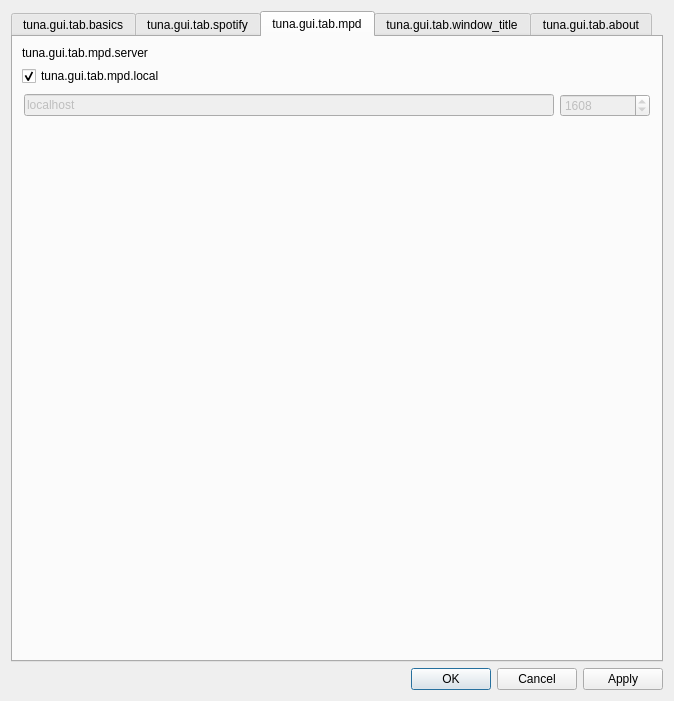
This is src/gui/tuna_gui.ui in univrsal/tuna as Qt 5 draws it before an edit. The edited form follows.
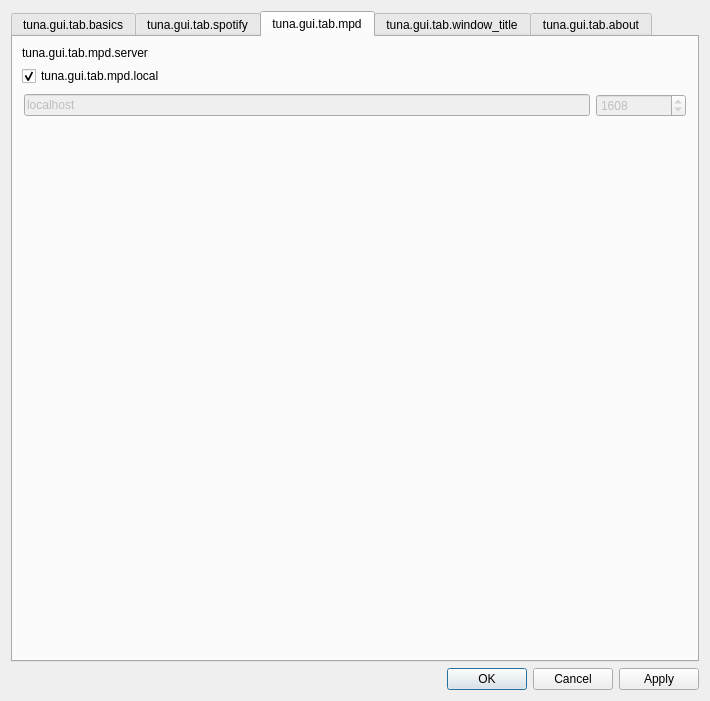
This is the edited form. The open tabs and pages were chosen to show the change. Icons and pictures are not drawn.

```diff
--- a/src/gui/tuna_gui.ui
+++ b/src/gui/tuna_gui.ui
@@ -6,7 +6,7 @@
    <rect>
     <x>0</x>
     <y>0</y>
-    <width>674</width>
+    <width>710</width>
     <height>701</height>
    </rect>
   </property>
```
Left out of the diff: 16 changed lines with no effect on the pictures.
